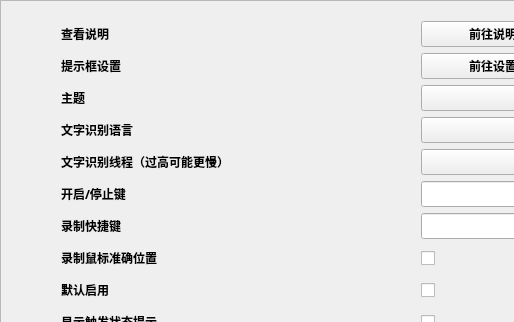
ChiyukiGana/Quickinput, file source/ui/SettingsUi.ui: the form before one commit; both pictures show x 0 to 514 and y 0 to 322 of the 640 by 440 pixel window.
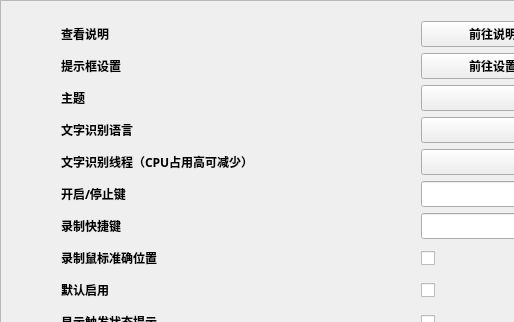
The form after the commit. Icons and pictures are not drawn. Custom widgets are drawn as their Qt base class.

```diff
--- a/source/ui/SettingsUi.ui
+++ b/source/ui/SettingsUi.ui
@@ -735,7 +735,7 @@
           <string/>
          </property>
          <property name="text">
-          <string>文字识别线程（过高可能更慢）</string>
+          <string>文字识别线程（CPU占用高可减少）</string>
          </property>
         </widget>
        </item>
```
Left out of the diff: 41 changed lines with no effect on the pictures.
